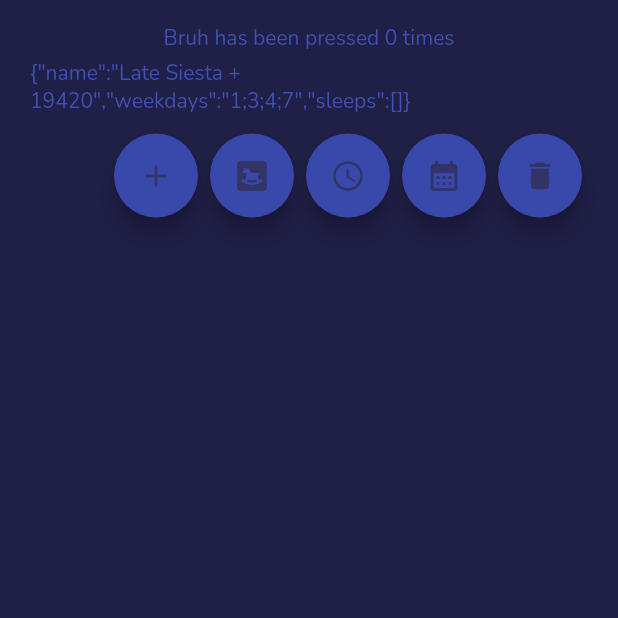
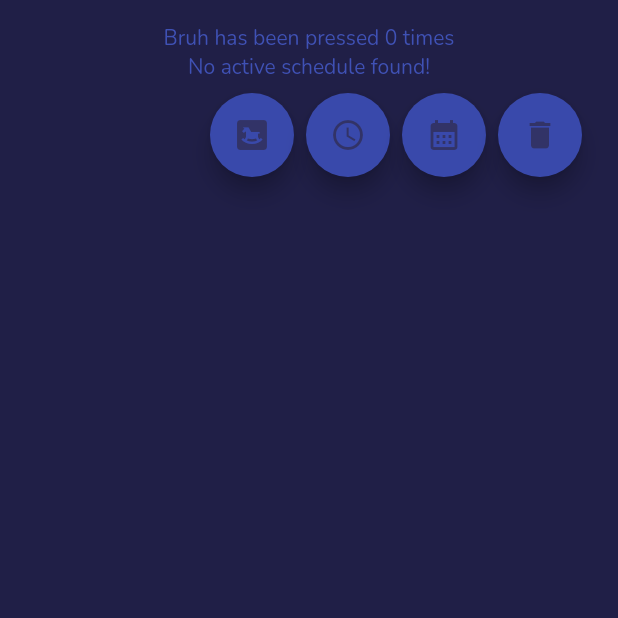
Before and after one commit to Discord-Radio-Devs/PolySleeper, a Flutter app: the screen it shows after launch, after a tap on the "calendar month" icon, after a tap on the "delete" icon, on a phone screen of 412 x 824 dp, the top half of it. Run offline on Flutter 3.47's test engine with Material 2 defaults, Android fonts, the light colour scheme and no system bars; our stand-ins replace flutter_local_notifications, flutter_native_timezone, google_fonts, shared_preferences, timezone.

Commit message:
Started working on active functionality

```diff
--- a/lib/common/sharedpreferenceshelper.dart
+++ b/lib/common/sharedpreferenceshelper.dart
@@ -1,4 +1,5 @@
 import 'package:polysleeper/models/schedule.dart';
+import 'package:polysleeper/models/user.dart';
 import 'package:shared_preferences/shared_preferences.dart';
 
 class SharedPreferencesHelper {
@@ -27,6 +28,9 @@ class SharedPreferencesHelper {
 
   static saveSchedule(ScheduleModel schedule) async {
     final prefs = await SharedPreferences.getInstance();
+    if (schedule.active) {
+      prefs.setString("schedule-${UserModel.activeName}", schedule.toJson());
+    }
     prefs.setString("schedule-${schedule.name}", schedule.toJson());
   }
 
@@ -39,7 +43,12 @@ class SharedPreferencesHelper {
         final String? storedContent = prefs.getString(key);
         if (storedContent != null) {
           final ScheduleModel schedule = ScheduleModel.fromJson(storedContent);
-          schedules[schedule.name] = schedule;
+          // When a schedule has already been restored with a given name the second entry indicates it is active as schedule.name is unique
+          if (schedules[schedule.name] != null) {
+            schedules[UserModel.activeName] = schedule;
+          } else {
+            schedules[schedule.name] = schedule;
+          }
         }
       }
     }
--- a/lib/models/schedule.dart
+++ b/lib/models/schedule.dart
@@ -11,13 +11,16 @@ class ScheduleModel extends ChangeNotifier {
   final List<SleepModel> _sleeps;
   final String name;
   final List<int> weekdays;
+  bool active = false;
 
-  ScheduleModel(this.name, this.weekdays) : _sleeps = [];
+  ScheduleModel(this.name, this.weekdays)
+      : _sleeps = [],
+        active = true;
 
   ScheduleModel.sleeps(this.name, this.weekdays, this._sleeps);
 
   ScheduleModel.sleepsFromJson(
-      this.name, this.weekdays, List<String> jsonSleeps)
+      this.name, this.weekdays, this.active, List<String> jsonSleeps)
       : _sleeps = List.from(
             jsonSleeps.map((String element) => SleepModel.fromJson(element)));
 
@@ -38,12 +41,17 @@ class ScheduleModel extends ChangeNotifier {
             .split(';')
             .map((e) => int.parse(e))
             .toList()),
+        decodedData['active'],
         List.castFrom(decodedData['sleeps']));
   }
 
   String toJson() {
-    return json.encode(
-        {'name': name, 'weekdays': weekdays.join(';'), 'sleeps': sleeps});
+    return json.encode({
+      'name': name,
+      'weekdays': weekdays.join(';'),
+      'active': active,
+      'sleeps': sleeps
+    });
   }
 
   /// Adds [sleep] to the schedule.
--- a/lib/models/user.dart
+++ b/lib/models/user.dart
@@ -8,36 +8,68 @@ import 'package:polysleeper/models/schedule.dart';
 class UserModel extends ChangeNotifier {
   final Map<String, ScheduleModel> _schedules;
 
+  //This makes detection of active schedules way easier
+  static const String activeName = "%active";
+
   UserModel() : _schedules = <String, ScheduleModel>{};
   UserModel.schedules(this._schedules);
 
-  /// An unmodifiable view of the items in the sleeping schedule.
+  ///modifiable view of the items in the sleeping schedule.
   UnmodifiableMapView<String, ScheduleModel> get schedules {
     return UnmodifiableMapView(_schedules);
   }
 
   /// Adds [schedule] to the user.
   void addSchedule(ScheduleModel schedule) {
+    if (schedule.name == activeName) {
+      throw Exception("Schedule name not allowed");
+    }
     if (_schedules.containsKey(schedule.name)) {
       throw Exception(
           "A schedule with name ${schedule.name} has already been declared!");
     }
+    schedule.active = true;
+    _schedules[activeName] = schedule;
     _schedules[schedule.name] = schedule;
+
+    _save();
+  }
+
+  void setActive(String scheduleName) {
+    if (!_schedules.containsKey(scheduleName)) {
+      throw Exception(
+          "The schedule to set active is not registered for this user");
+    }
+    _schedules[activeName] = _schedules[scheduleName]!;
+
     _save();
   }
 
   /// Removes [schedule] from user.
   void removeSchedule(ScheduleModel schedule) {
-    _schedules.remove(schedule);
+    if (schedule.active) {
+      _schedules.removeWhere((key, value) => key == UserModel.activeName);
+      SharedPreferencesHelper.deleteSchedule(UserModel.activeName);
+    }
+
+    _schedules.removeWhere(((key, value) => key == schedule.name));
+
+    SharedPreferencesHelper.deleteSchedule(schedule.name);
+
     _save();
   }
 
-  void clearSchedules() {
+  void clearSchedules() async {
     clearAllNotifications();
     _schedules.forEach((key, value) {
-      value.clear();
+      if (value.active) {
+        SharedPreferencesHelper.deleteSchedule(UserModel.activeName);
+      }
+
       SharedPreferencesHelper.deleteSchedule(value.name);
     });
+
+    _schedules.clear();
     _save();
   }
 
--- a/lib/screens/home.dart
+++ b/lib/screens/home.dart
@@ -4,6 +4,7 @@ import 'package:flutter/material.dart';
 import 'package:polysleeper/models/schedule.dart';
 import 'package:polysleeper/models/sleep.dart';
 import 'package:polysleeper/models/user.dart';
+import 'package:polysleeper/widgets/schedule.dart';
 import 'package:provider/provider.dart';
 
 class MyHomePage extends StatefulWidget {
@@ -50,17 +51,13 @@ class _MyHomePageState extends State<MyHomePage> {
 
     print(sleepModel.toJson());
     Provider.of<UserModel>(context, listen: false)
-        .schedules
-        .values
-        .last
+        .schedules[UserModel.activeName]!
         .add(sleepModel);
   }
 
   void _addReminderToSleep(BuildContext context) {
     Provider.of<UserModel>(context, listen: false)
-        .schedules
-        .values
-        .last
+        .schedules[UserModel.activeName]!
         .sleeps
         .last
         .createReminder(const Duration(minutes: 1), "Reminder to go to sleep",
@@ -75,30 +72,33 @@ class _MyHomePageState extends State<MyHomePage> {
   Widget build(BuildContext context) {
     UserModel user = Provider.of<UserModel>(context);
 
-    // This method is rerun every time setState is called, for instance as done
-    // by the _incrementCounter method above.
-    //
-    // The Flutter framework has been optimized to make rerunning build methods
-    // fast, so that you can just rebuild anything that needs updating rather
-    // than having to individually change instances of widgets.
     return Column(children: [
       Text("Bruh has been pressed $_counter times"),
-      ...user.schedules.values
-          .map((s) => ChangeNotifierProvider(
-              create: (context) => s,
-              child: Padding(
-                  padding: const EdgeInsets.all(4),
-                  child: Consumer(
-                      builder: (context, ScheduleModel schedule, _) =>
-                          Text(schedule.toJson())))))
-          .toList(),
+      if (user.schedules[UserModel.activeName] != null)
+        // Ok this is a problem. Right now the create fires when the object INSIDE user.schedules[UserModel.activeName] changes
+        // So lets say a schedule with name Siesta is added first and becomes active. The create creates a reference to this schedule
+        // If the active schedule would change however, the create would still only listen to the Siesta schedule and never notice
+        // the content of user.schedules, and thus the active schedule, actually changed
+
+        // TODO: Im too stupid to figure this out, maybe Lancear will help me fix it
+        ChangeNotifierProvider<ScheduleModel>(
+          create: (context) => user.schedules[UserModel.activeName]!,
+          child: const Schedule(),
+        )
+      else
+        const Text("No active schedule found!"),
+      // ...user.schedules.values
+      //     .map((s) => ChangeNotifierProvider<ScheduleModel>(
+      //         create: (context) => s,
+      //         child: Padding(
+      //             padding: const EdgeInsets.all(4),
+      //             child: Consumer<ScheduleModel>(
+      //                 builder: (context, ScheduleModel schedule, _) =>
+      //                     Text(schedule.toJson())))))
+      //     .toList(),
       ButtonBar(
+        layoutBehavior: ButtonBarLayoutBehavior.padded,
         children: [
-          FloatingActionButton(
-            onPressed: () => _incrementCounter(context),
-            tooltip: 'Increment',
-            child: const Icon(Icons.add),
-          ),
           FloatingActionButton(
             onPressed: () => _addSleepToSchedule(context),
             tooltip: 'Increment2',
--- /dev/null
+++ b/lib/widgets/schedule.dart
@@ -0,0 +1,21 @@
+import 'dart:math';
+
+import 'package:flutter/material.dart';
+import 'package:provider/provider.dart';
+
+import '../models/schedule.dart';
+import '../models/sleep.dart';
+import '../models/user.dart';
+
+class Schedule extends StatelessWidget {
+  const Schedule({Key? key}) : super(key: key);
+
+  @override
+  Widget build(BuildContext context) {
+    return Consumer(
+      builder: (context, ScheduleModel schedule, child) {
+        return Text(schedule.toJson());
+      },
+    );
+  }
+}
```
Also changed, not shown: lib/widgets/sleep.dart (added).
